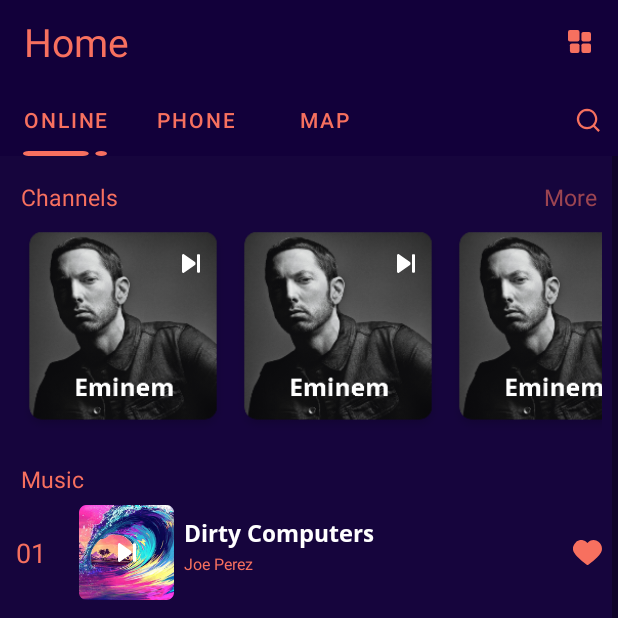
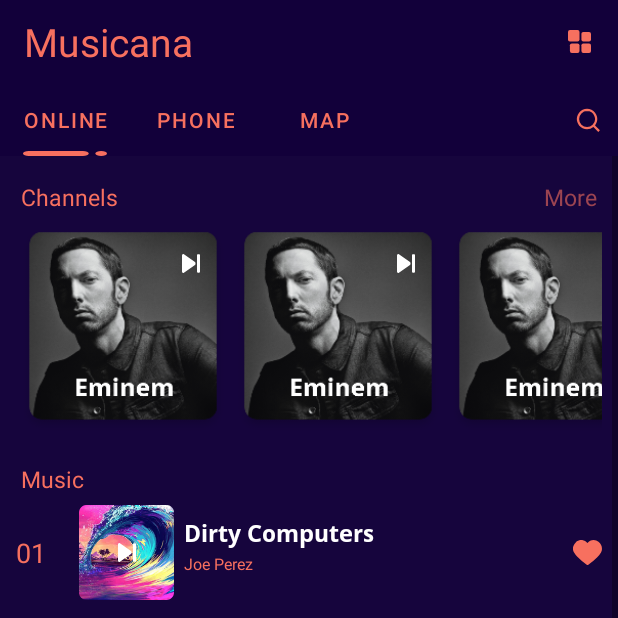
Before and after one commit to SohaybHassan/Musicana, an Android app: the MainActivity screen opened directly, with no data from a screen before it, on a phone screen of 412 x 824 dp, the top half of it. Run offline under Robolectric (Android 15) with nearby library versions, the phone set to English and light mode, and no system bars; our stand-ins replace CircleImageView, navigation-ui, sdp/ssp sizes.

Commit message:
23/10  sh

```diff
--- a/app/src/main/AndroidManifest.xml
+++ b/app/src/main/AndroidManifest.xml
@@ -2,6 +2,7 @@
 <manifest xmlns:android="http://schemas.android.com/apk/res/android"
     xmlns:tools="http://schemas.android.com/tools"
     package="com.prography.musicana">
+
 
     <application
         android:allowBackup="true"
--- a/app/src/main/java/com/prography/musicana/feature/MainActivity.java
+++ b/app/src/main/java/com/prography/musicana/feature/MainActivity.java
@@ -11,6 +11,8 @@ import androidx.navigation.Navigation;
 import androidx.navigation.fragment.NavHostFragment;
 import androidx.navigation.ui.NavigationUI;
 
+import android.animation.Animator;
+import android.animation.AnimatorInflater;
 import android.provider.Settings.Secure;
 import android.Manifest;
 import android.app.Activity;
@@ -56,7 +58,7 @@ public class MainActivity extends AppCompatActivity implements OnFragmentInterac
 
                         binding.tvTitle.setVisibility(View.VISIBLE);
                         binding.tvTitle2.setVisibility(View.GONE);
-                        binding.tvTitle.setText("Home");
+                        binding.tvTitle.setText("Musicana");
                         binding.imgCatagory.setVisibility(View.VISIBLE);
                         break;
                     case R.id.favorite:
@@ -102,6 +104,13 @@ public class MainActivity extends AppCompatActivity implements OnFragmentInterac
         binding.cardInclude.profileImage.setOnClickListener(viewww -> {
 
         });
+
+        binding.cardInclude.colasCard.setOnClickListener(view -> binding.contenerCard.setVisibility(View.GONE));
+        binding.cardInclude.imStopStart.setOnClickListener(view -> {
+            Animator animator = AnimatorInflater.loadAnimator(MainActivity.this, R.animator.my_animation);
+            animator.setTarget(binding.cardInclude.profileImage);
+            animator.start();
+        });
     }
 
 
```
